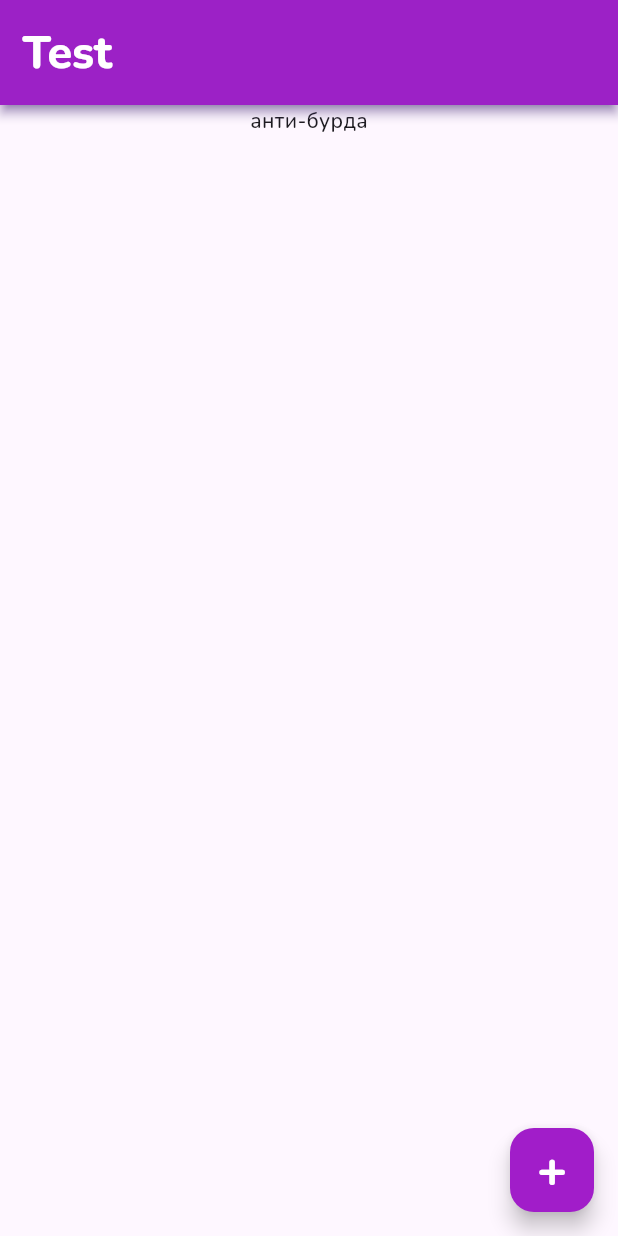
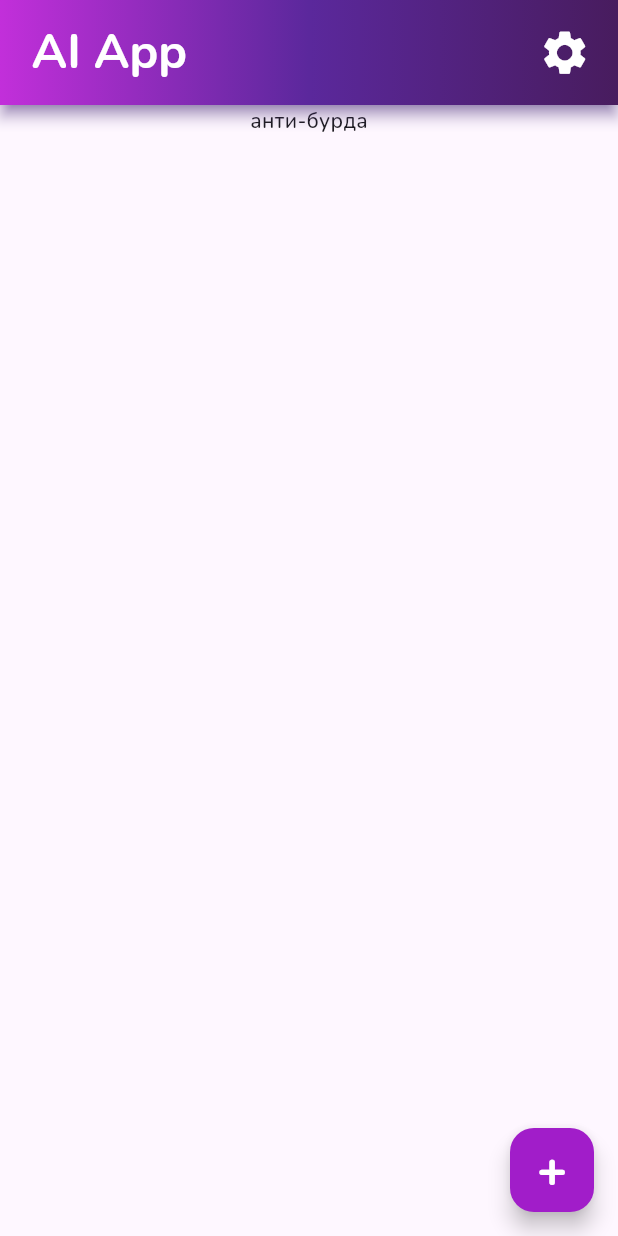
Before and after one commit to Proman2702/olymp, a Flutter app: the screen it shows after launch, on a phone screen of 412 x 824 dp. Run offline on Flutter 3.47's test engine with Material 3 defaults, Android fonts, the phone set to English and light mode, and no system bars; our stand-ins replace file_picker.

Commit message:
working2.0

```diff
--- a/lib/src/colors/appbar_grad.dart
+++ b/lib/src/colors/appbar_grad.dart
@@ -3,14 +3,15 @@ import 'package:my_app/src/colors/colors.dart';
 
 // ignore: must_be_immutable
 class MainGrad extends LinearGradient {
-  final List<Color> colors;
-
-  MainGrad({required this.colors})
+  MainGrad()
       : super(
           colors: [
             Color(CustomColors().getAppbarGrad[0]),
             Color(CustomColors().getAppbarGrad[1]),
             Color(CustomColors().getAppbarGrad[2])
           ],
+          begin: Alignment.centerLeft,
+          end: Alignment.centerRight,
+          tileMode: TileMode.decal,
         );
 }
--- a/lib/src/wigdets/main_widget.dart
+++ b/lib/src/wigdets/main_widget.dart
@@ -1,6 +1,7 @@
 // ignore: unused_import
 import 'package:file_picker/file_picker.dart';
 import 'package:flutter/material.dart';
+import 'package:my_app/src/colors/appbar_grad.dart';
 
 class MainWidget extends StatefulWidget {
   const MainWidget({super.key});
@@ -14,27 +15,32 @@ class _MainWidgetState extends State<MainWidget> {
   Widget build(BuildContext context) {
     return Scaffold(
       appBar: AppBar(
-        elevation: 3,
+          elevation: 4,
           toolbarHeight: 70,
           shadowColor: Colors.deepPurple,
-        leadingWidth: 100, titleSpacing: 10,
-        // shape: RoundedRectangleBorder(
-        //   borderRadius: BorderRadius.only(
-        //     bottomLeft: Radius.elliptical(200, 20), bottomRight: Radius.elliptical(200, 20)
-        //     )
-        // ),
+          leadingWidth: 20,
+          flexibleSpace: Container(
+            decoration: BoxDecoration(gradient: MainGrad()),
+          ),
           title: Container(
             padding: const EdgeInsets.all(5),
             child: const Text(
-            "Test",
+              "AI App",
               style: TextStyle(
-                fontSize: 30.0,
-                fontWeight: FontWeight.w800,
+                  fontSize: 32.0,
+                  fontWeight: FontWeight.w700,
                   color: Colors.white),
             ),
           ),
-        backgroundColor: const Color.fromARGB(255, 161, 29, 201),
+          actions: [
+            IconButton(
+              onPressed: () {},
+              icon: Icon(Icons.settings),
+              color: Colors.white,
+              iconSize: 35,
             ),
+            Container(width: 10)
+          ]),
       body: Center(
           child: Container(
         child: Column(children: <Widget>[Text("анти-бурда")]),
```
Lines whose indentation alone changed are shown as unchanged.
